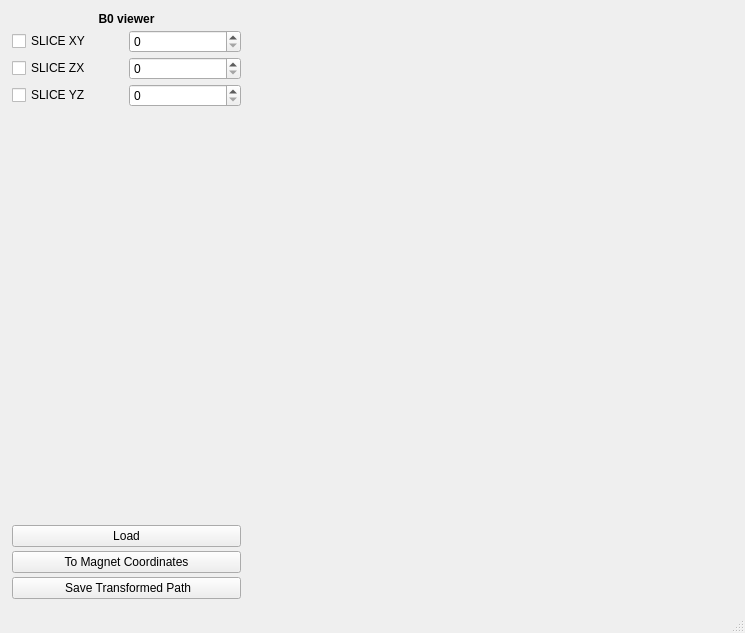
Qt form Software/COSI2/gui/field_viewer.ui (opensourceimaging/cosi-measure) before a commit.
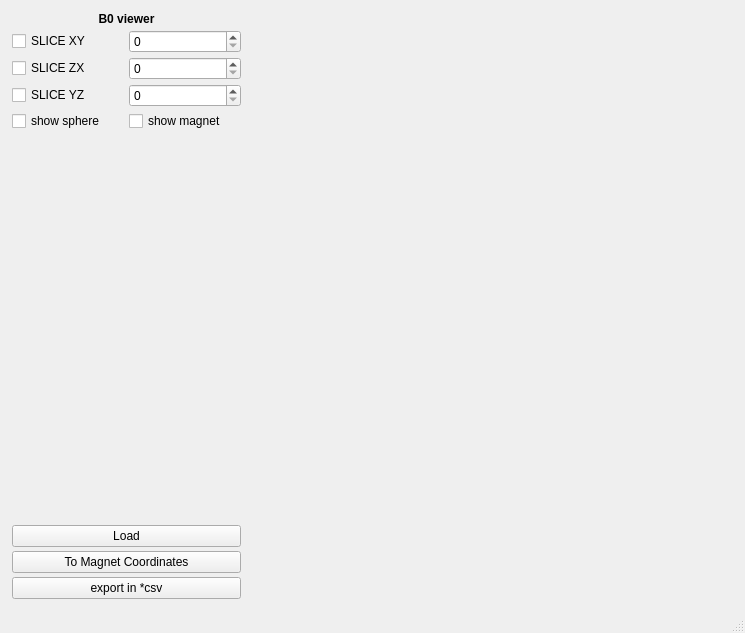
The same form after that commit.

Commit message: csv export in field viewer

```diff
--- a/Software/COSI2/gui/field_viewer.ui
+++ b/Software/COSI2/gui/field_viewer.ui
@@ -113,6 +113,24 @@
           </item>
          </layout>
         </item>
+        <item>
+         <layout class="QHBoxLayout" name="horizontalLayout_7">
+          <item>
+           <widget class="QCheckBox" name="ShowSphereCheckBox">
+            <property name="text">
+             <string>show sphere</string>
+            </property>
+           </widget>
+          </item>
+          <item>
+           <widget class="QCheckBox" name="ShowSphereCheckBox_2">
+            <property name="text">
+             <string>show magnet</string>
+            </property>
+           </widget>
+          </item>
+         </layout>
+        </item>
         <item>
          <spacer name="verticalSpacer">
           <property name="orientation">
@@ -155,7 +173,7 @@
            </size>
           </property>
           <property name="text">
-           <string> Save Transformed Path</string>
+           <string>export in *csv</string>
           </property>
          </widget>
         </item>
```
The commit also changes 11 other files.
